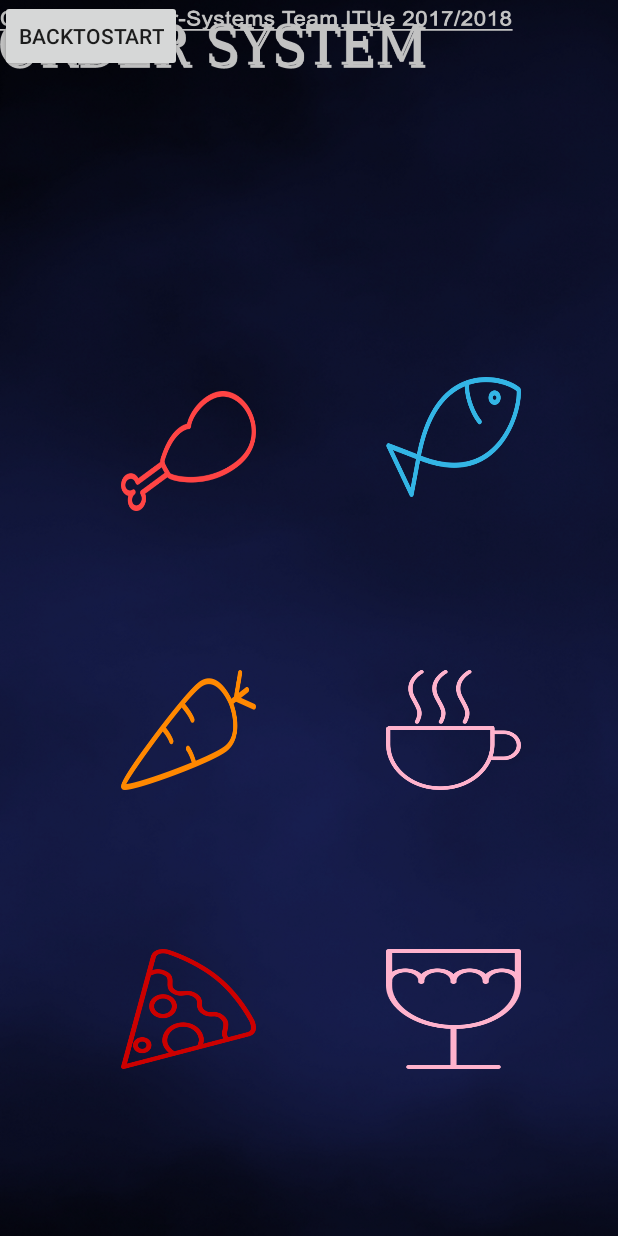
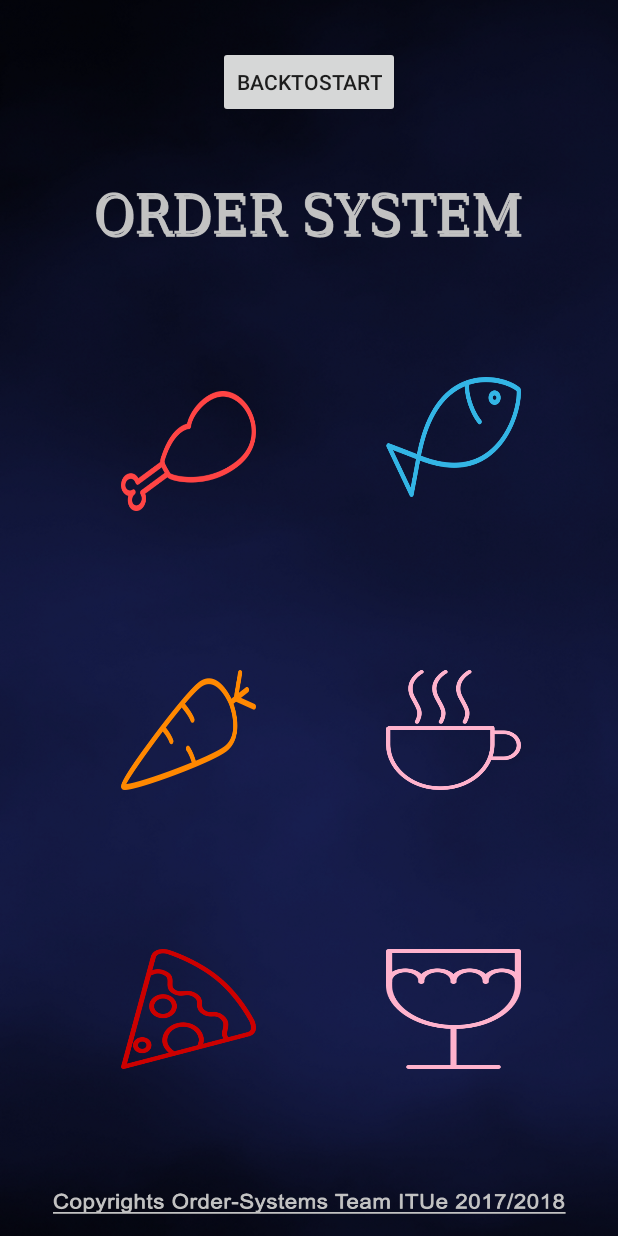
Before and after one commit to UserInterfaceProjectBrno/UIProj, an Android app: the order_main_menu screen opened directly, with no data from a screen before it, on a phone screen of 412 x 824 dp. Run offline under Robolectric (Android 15) with nearby library versions, the phone set to English and light mode, and no system bars.

Commit message:
Nikos445

```diff
--- a/app/src/main/res/layout/activity_order_main_menu.xml
+++ b/app/src/main/res/layout/activity_order_main_menu.xml
@@ -14,24 +14,45 @@
         android:layout_width="284dp"
         android:layout_height="61dp"
         app:srcCompat="@drawable/title"
-        tools:layout_editor_absoluteY="81dp"
-        tools:layout_editor_absoluteX="38dp" />
+        android:layout_marginRight="8dp"
+        app:layout_constraintRight_toRightOf="parent"
+        android:layout_marginLeft="8dp"
+        app:layout_constraintLeft_toLeftOf="parent"
+        app:layout_constraintBottom_toBottomOf="parent"
+        android:layout_marginBottom="8dp"
+        app:layout_constraintTop_toTopOf="parent"
+        android:layout_marginTop="8dp"
+        app:layout_constraintVertical_bias="0.13999999" />
 
     <ImageView
         android:id="@+id/CopyRightOrder"
         android:layout_width="342dp"
         android:layout_height="27dp"
         app:srcCompat="@drawable/copyrights"
-        tools:layout_editor_absoluteY="532dp"
-        tools:layout_editor_absoluteX="9dp" />
+        android:layout_marginRight="8dp"
+        app:layout_constraintRight_toRightOf="parent"
+        android:layout_marginLeft="8dp"
+        app:layout_constraintLeft_toLeftOf="parent"
+        app:layout_constraintTop_toTopOf="parent"
+        android:layout_marginTop="8dp"
+        app:layout_constraintBottom_toBottomOf="parent"
+        android:layout_marginBottom="8dp"
+        app:layout_constraintVertical_bias="1.0" />
 
     <Button
         android:id="@+id/OrderMenuButton"
         android:layout_width="wrap_content"
         android:layout_height="wrap_content"
         android:text="backtostart"
-        tools:layout_editor_absoluteX="119dp"
-        tools:layout_editor_absoluteY="17dp" />
+        app:layout_constraintTop_toTopOf="parent"
+        android:layout_marginTop="8dp"
+        android:layout_marginBottom="8dp"
+        app:layout_constraintBottom_toTopOf="@+id/TitleImgOrder"
+        android:layout_marginRight="8dp"
+        app:layout_constraintVertical_bias="0.461"
+        app:layout_constraintRight_toRightOf="parent"
+        android:layout_marginLeft="8dp"
+        app:layout_constraintLeft_toLeftOf="parent" />
 
     <ImageButton
         android:id="@+id/chickenButton"
```
